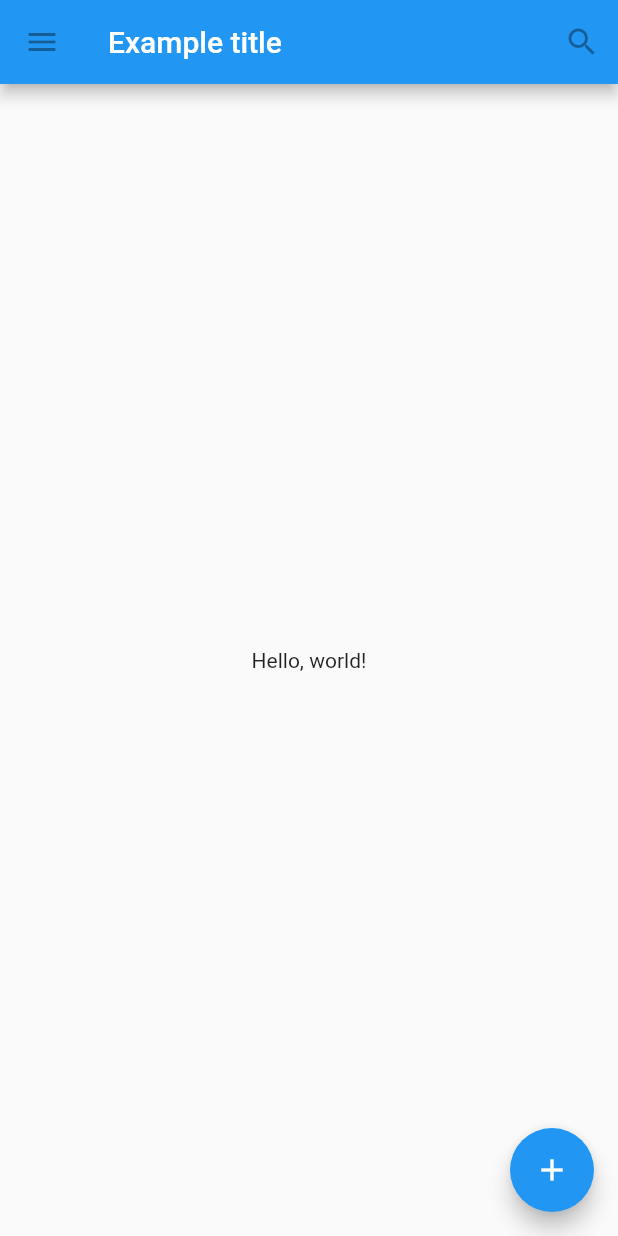
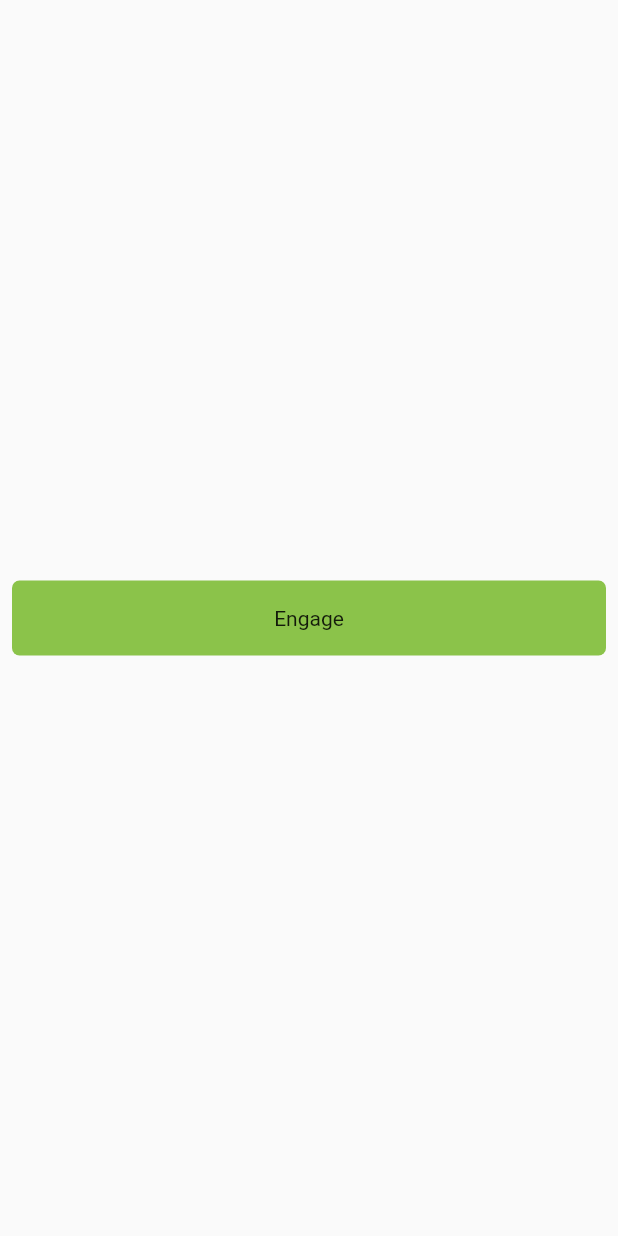
Before and after one commit to Uttam-Sarkar/Flutter_calculatorApps, a Flutter app: the screen it shows after launch, on a phone screen of 412 x 824 dp. Run offline on Flutter 3.47's test engine with Material 2 defaults, Android fonts, the phone set to English and light mode, and no system bars.

Commit message:
Create a simple buttor

```diff
--- a/lib/main.dart
+++ b/lib/main.dart
@@ -1,46 +1,38 @@
 import 'package:flutter/material.dart';
+
+class MyButton extends StatelessWidget {
+  const MyButton({super.key});
+
+  @override
+  Widget build(BuildContext context) {
+    return GestureDetector(
+      onTap: () {
+        print('MyButton was tapped!');
+      },
+      child: Container(
+        height: 50,
+        padding: const EdgeInsets.all(8),
+        margin: const EdgeInsets.symmetric(horizontal: 8),
+        decoration: BoxDecoration(
+          borderRadius: BorderRadius.circular(5),
+          color: Colors.lightGreen[500],
+        ),
+        child: const Center(
+          child: Text('Engage'),
+        ),
+      ),
+    );
+  }
+}
 
 void main() {
   runApp(
     const MaterialApp(
-      title: 'Flutter Tutorial',
-      home: TutorialHome(),
+      home: Scaffold(
+        body: Center(
+          child: MyButton(),
+        ),
+      ),
     ),
   );
 }
-
-class TutorialHome extends StatelessWidget {
-  const TutorialHome({super.key});
-
-  @override
-  Widget build(BuildContext context) {
-    // Scaffold is a layout for
-    // the major Material Components.
-    return Scaffold(
-      appBar: AppBar(
-        leading: const IconButton(
-          icon: Icon(Icons.menu),
-          tooltip: 'Navigation menu',
-          onPressed: null,
-        ),
-        title: const Text('Example title'),
-        actions: const [
-          IconButton(
-            icon: Icon(Icons.search),
-            tooltip: 'Search',
-            onPressed: null,
-          ),
-        ],
-      ),
-      // body is the majority of the screen.
-      body: const Center(
-        child: Text('Hello, world!'),
-      ),
-      floatingActionButton: const FloatingActionButton(
-        tooltip: 'Add', // used by assistive technologies
-        onPressed: null,
-        child: Icon(Icons.add),
-      ),
-    );
-  }
-}
```
